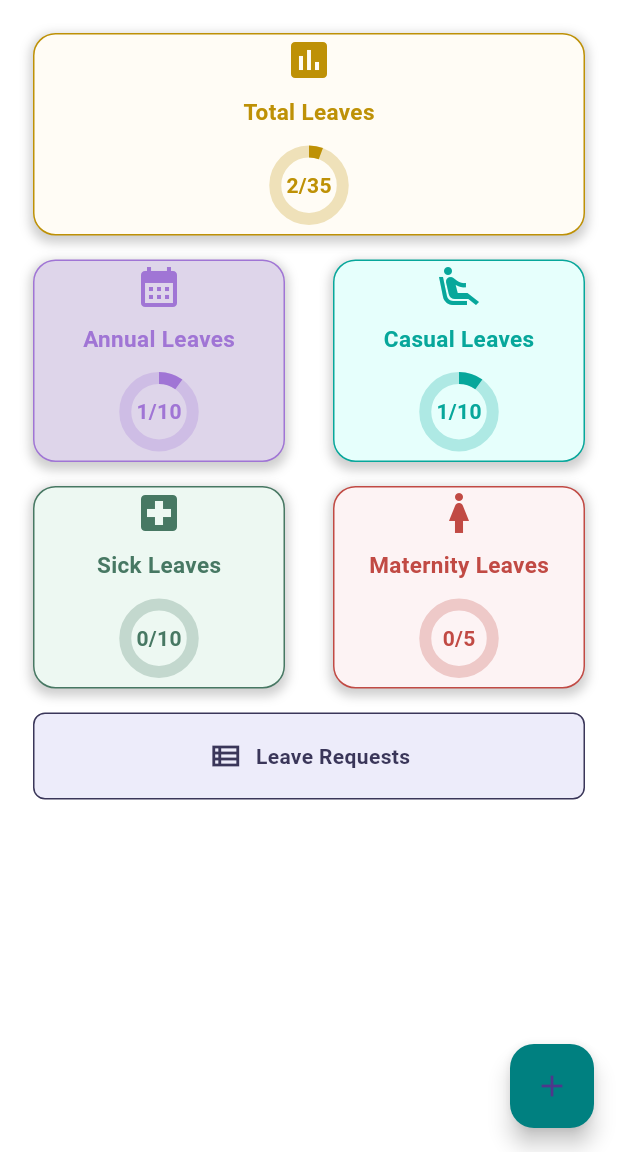
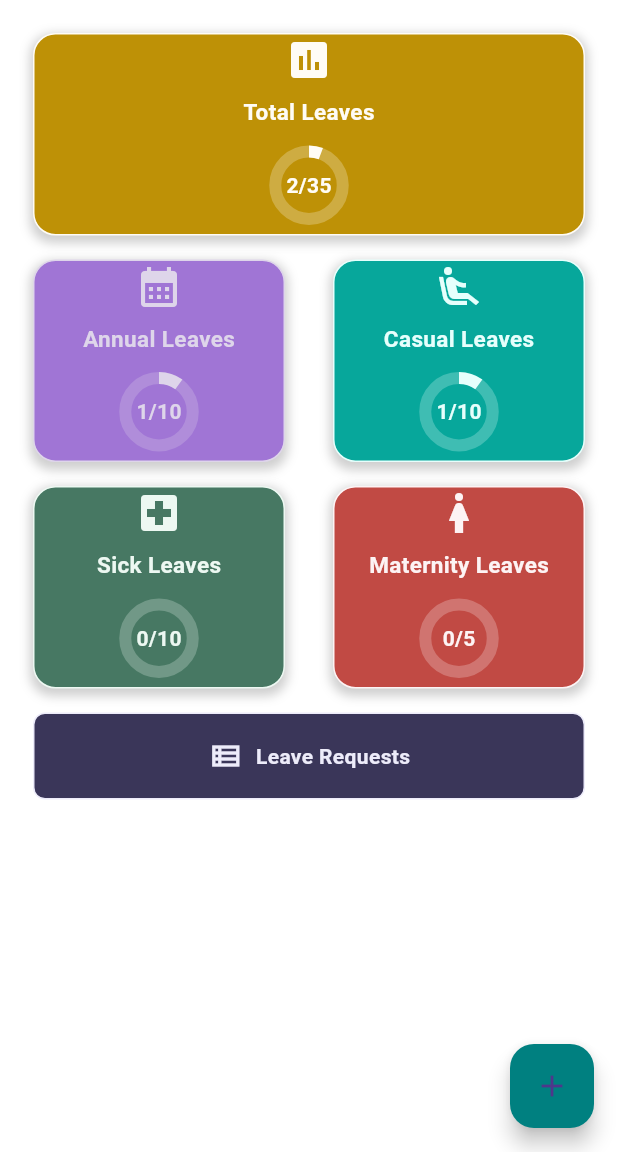
Before and after one commit to Adan-Atiq/LMM, a Flutter app: the screen it shows after launch, on a phone screen of 412 x 824 dp, the part 84-1236 px from its top. Run offline on Flutter 3.47's test engine with Material 3 defaults, Android fonts, the phone set to English and light mode, and no system bars; our stand-ins replace image_picker.

Commit message:
changing color

```diff
--- a/lib/EmployeeLeaves/HomePage.dart
+++ b/lib/EmployeeLeaves/HomePage.dart
@@ -118,8 +118,8 @@ class _LeaveManagementScreenState extends State<LeaveManagementScreen> {
                     title: 'Total Leaves',
                     totalLeaves: 35,
                     availedLeaves: leaveRequests.length,
-                    color: AppColors.totalLeaveColor,
-                    backgroundColor: AppColors.totalLeaveBackgroundColor,
+                    color: AppColors.totalLeaveBackgroundColor,
+                    backgroundColor: AppColors.totalLeaveColor,
                     icon: Icons.assessment,
                   ),
                 ),
@@ -152,8 +152,8 @@ class _LeaveManagementScreenState extends State<LeaveManagementScreen> {
                                 title: 'Annual Leaves',
                                 totalLeaves: 10,
                                 availedLeaves: leaveRequests.where((request) => request.type == 1).length,
-                                color: AppColors.annualLeaveColor,
-                                backgroundColor: AppColors.annualLeaveBackgroundColor,
+                                color: AppColors.annualLeaveBackgroundColor,
+                                backgroundColor: AppColors.annualLeaveColor,
                                 icon: Icons.calendar_month,
                               ),
                             ),
@@ -177,8 +177,8 @@ class _LeaveManagementScreenState extends State<LeaveManagementScreen> {
                                 title: 'Casual Leaves',
                                 totalLeaves: 10,
                                 availedLeaves: leaveRequests.where((request) => request.type == 2).length,
-                                color: AppColors.casualLeaveColor,
-                                backgroundColor: AppColors.casualLeavebckgroundColor,
+                                color: AppColors.casualLeavebckgroundColor,
+                                backgroundColor: AppColors.casualLeaveColor,
                                 icon: Icons.airline_seat_recline_extra,
                               ),
                             ),
@@ -207,8 +207,8 @@ class _LeaveManagementScreenState extends State<LeaveManagementScreen> {
                                 title: 'Sick Leaves',
                                 totalLeaves: 10,
                                 availedLeaves: leaveRequests.where((request) => request.type == 3).length,
-                                color: AppColors.sickLeaveColor,
-                                backgroundColor: AppColors.sickLeaveBackgroundColor,
+                                color: AppColors.sickLeaveBackgroundColor,
+                                backgroundColor: AppColors.sickLeaveColor,
                                 icon: Icons.local_hospital,
                               ),
                             ),
@@ -232,8 +232,8 @@ class _LeaveManagementScreenState extends State<LeaveManagementScreen> {
                                 title: 'Maternity Leaves',
                                 totalLeaves: 5,
                                 availedLeaves: leaveRequests.where((request) => request.type == 4).length,
-                                color: AppColors.maternityLeaveColor,
-                                backgroundColor: AppColors.maternityLeaveBackgroundColor,
+                                color: AppColors.maternityLeaveBackgroundColor,
+                                backgroundColor: AppColors.maternityLeaveColor,
                                 icon: Icons.woman,
                               ),
                             ),
@@ -258,8 +258,8 @@ class _LeaveManagementScreenState extends State<LeaveManagementScreen> {
                           child: LeaveRequestBox(
                             title: 'Leave Requests',
                             icon: Icons.view_list_outlined,
-                            color: AppColors.LeaveRequestsColor,
-                            backgroundColor: AppColors.LeaveRequestsbckgroundColor,
+                            color: AppColors.LeaveRequestsbckgroundColor,
+                            backgroundColor: AppColors.LeaveRequestsColor,
                           ),
                         ),
                       ),
```
